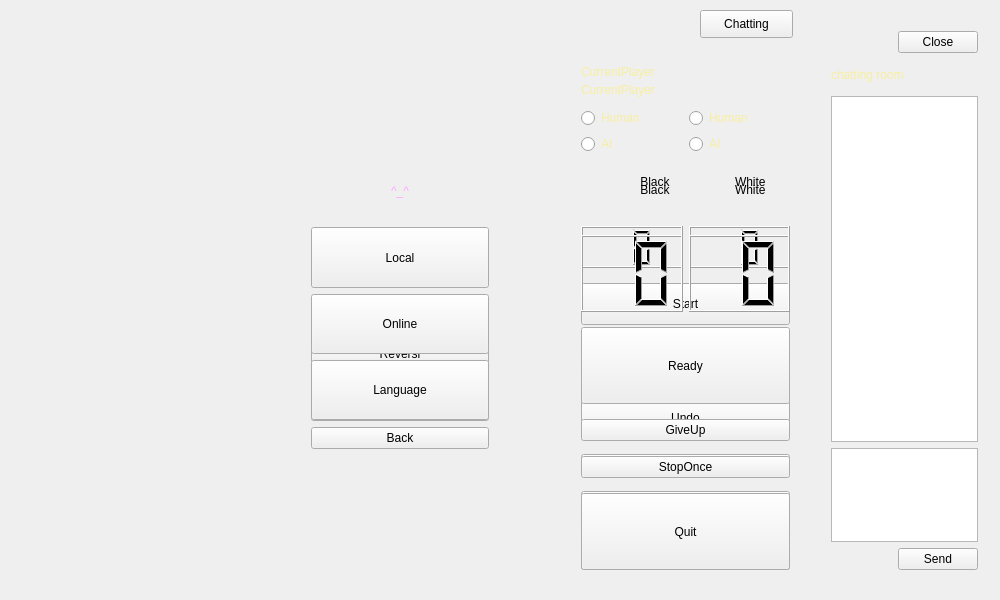
Before: the Qt Designer form widget.ui in helloworld128/OOP_New, drawn with Qt 5.
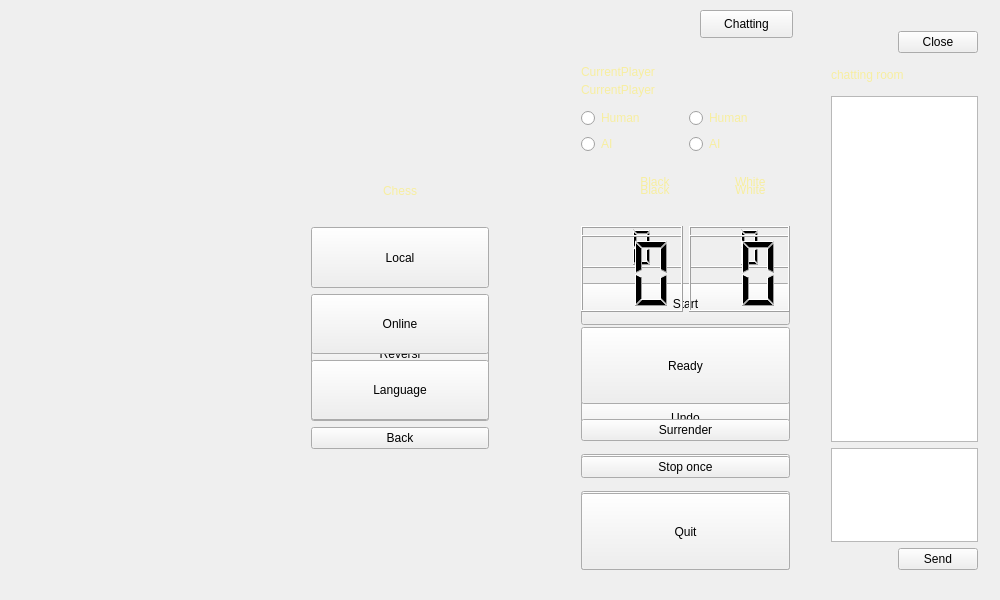
After: the same form once the commit is applied. Icons and pictures are not drawn.

Patch:
```diff
--- a/widget.ui
+++ b/widget.ui
@@ -44,11 +44,11 @@
     <item>
      <widget class="QLabel" name="Title_Label">
       <property name="styleSheet">
-       <string notr="true">font: 40pt &quot;Adobe Arabic&quot;;
-color:rgb(255, 170, 255)</string>
+       <string notr="true">font: 30pt &quot;Adobe Arabic&quot;;
+color:rgb(247, 238, 160);</string>
       </property>
       <property name="text">
-       <string>^_^</string>
+       <string>Choose Game</string>
       </property>
       <property name="alignment">
        <set>Qt::AlignCenter</set>
@@ -362,7 +362,8 @@
       <item>
        <widget class="QLabel" name="wName">
         <property name="styleSheet">
-         <string notr="true">font: 12pt &quot;Adobe Arabic&quot;;</string>
+         <string notr="true">color:rgb(247, 238, 160);
+font: 12pt &quot;Adobe Arabic&quot;;</string>
         </property>
         <property name="text">
          <string>White</string>
@@ -407,7 +408,8 @@
       <item>
        <widget class="QLabel" name="bName">
         <property name="styleSheet">
-         <string notr="true">font: 12pt &quot;Adobe Arabic&quot;;</string>
+         <string notr="true">color:rgb(247, 238, 160);
+font: 12pt &quot;Adobe Arabic&quot;;</string>
         </property>
         <property name="text">
          <string>Black</string>
@@ -425,7 +427,7 @@
        <string notr="true">font: 28pt &quot;Adobe Arabic&quot;;</string>
       </property>
       <property name="text">
-       <string>GiveUp</string>
+       <string>Surrender</string>
       </property>
      </widget>
     </item>
@@ -469,11 +471,11 @@
     <item>
      <widget class="QLabel" name="Title_Label_2">
       <property name="styleSheet">
-       <string notr="true">font: 40pt &quot;Adobe Arabic&quot;;
-color:rgb(255, 170, 255)</string>
+       <string notr="true">font: 30pt &quot;Adobe Arabic&quot;;
+color:rgb(247, 238, 160);</string>
       </property>
       <property name="text">
-       <string>^_^</string>
+       <string>Chess</string>
       </property>
       <property name="alignment">
        <set>Qt::AlignCenter</set>
@@ -562,7 +564,7 @@
        <string notr="true">font: 28pt &quot;Adobe Arabic&quot;;</string>
       </property>
       <property name="text">
-       <string>StopOnce</string>
+       <string>Stop once</string>
       </property>
      </widget>
     </item>
@@ -669,7 +671,8 @@
       <item>
        <widget class="QLabel" name="wName_2">
         <property name="styleSheet">
-         <string notr="true">font: 12pt &quot;Adobe Arabic&quot;;</string>
+         <string notr="true">color:rgb(247, 238, 160);
+font: 12pt &quot;Adobe Arabic&quot;;</string>
         </property>
         <property name="text">
          <string>White</string>
@@ -684,7 +687,7 @@
        <string notr="true">font: 28pt &quot;Adobe Arabic&quot;;</string>
       </property>
       <property name="text">
-       <string>GiveUp</string>
+       <string>Surrender</string>
       </property>
      </widget>
     </item>
@@ -724,7 +727,8 @@
       <item>
        <widget class="QLabel" name="bName_2">
         <property name="styleSheet">
-         <string notr="true">font: 12pt &quot;Adobe Arabic&quot;;</string>
+         <string notr="true">color:rgb(247, 238, 160);
+font: 12pt &quot;Adobe Arabic&quot;;</string>
         </property>
         <property name="text">
          <string>Black</string>
```
Left out of the diff: 4 changed lines with no effect on the pictures.
